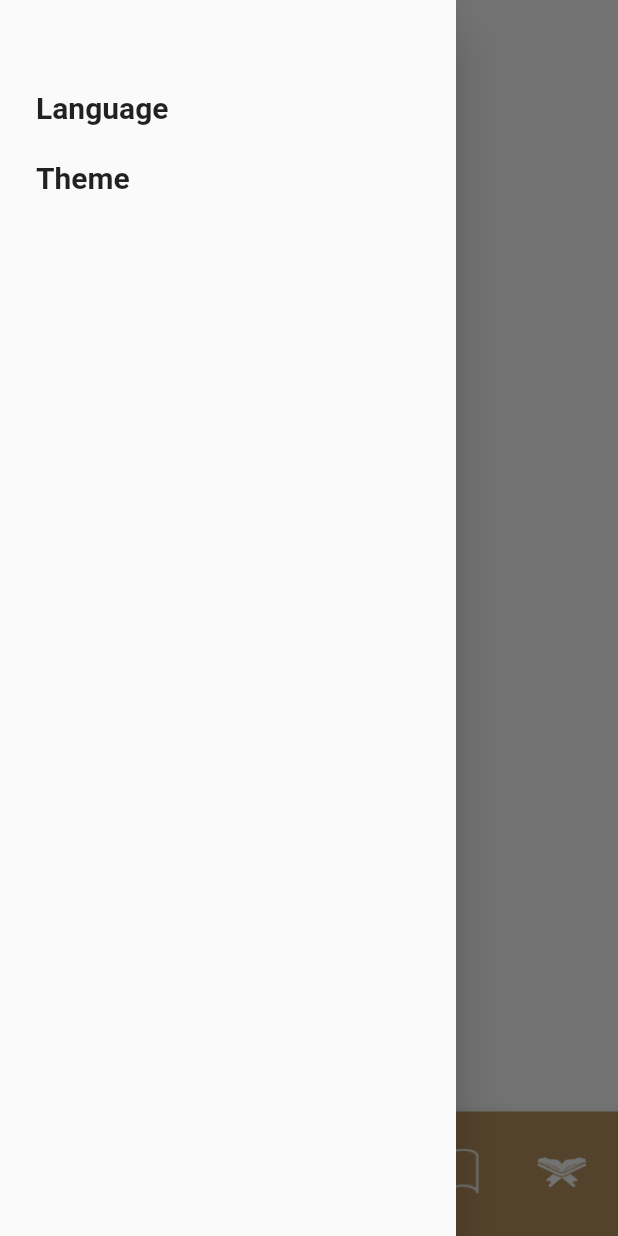
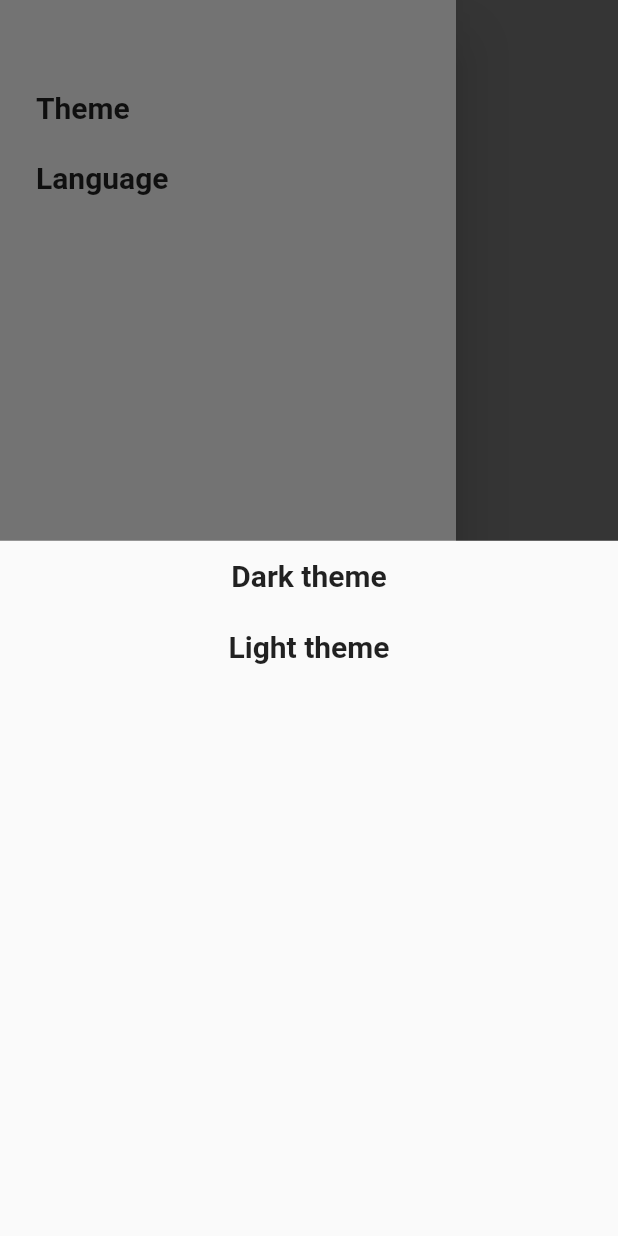
Before and after one commit to Youssef-Bassem/IslamiApp, a Flutter app: the screen it shows after launch, item 2 of the bottom bar chosen, in the side drawer, after a tap on "Theme", on a phone screen of 412 x 824 dp. Run offline on Flutter 3.47's test engine with Material 2 defaults, Android fonts, the phone set to English and light mode, and no system bars.

Commit message:
Added bottom sheet onTap of menu item

```diff
--- a/lib/SideMenu.dart
+++ b/lib/SideMenu.dart
@@ -1,7 +1,12 @@
 import 'package:flutter/cupertino.dart';
 import 'package:flutter/material.dart';
 
-class SideMenu extends StatelessWidget {
+class SideMenu extends StatefulWidget {
+  @override
+  _SideMenuState createState() => _SideMenuState();
+}
+
+class _SideMenuState extends State<SideMenu> {
   @override
   Widget build(BuildContext context) {
     return Drawer(
@@ -12,35 +17,54 @@ class SideMenu extends StatelessWidget {
           children: [
             InkWell(
               onTap: (){
-
+                changeTheme();
               },
-              child: Container(
-                padding: EdgeInsets.symmetric(vertical: 12),
-                child:Text("Language",
-                  style: TextStyle(
-                    fontSize: 20,
-                    fontWeight: FontWeight.bold
-                  ),
-                ),
-              ),
+              child: myContainer("Theme"),
             ),
             InkWell(
               onTap: (){
-
+                changeLanguage();
               },
-              child:Container(
-                padding: EdgeInsets.symmetric(vertical: 12),
-                child:Text("Theme",
-                  style: TextStyle(
-                      fontSize: 20,
-                      fontWeight: FontWeight.bold
-                  ),
-                ),
-              ),
+              child:myContainer("Language"),
             ),
           ],
         ),
       ),
     );
   }
+  Container myContainer(String itemName){
+    return Container(
+      padding: EdgeInsets.symmetric(vertical: 12),
+      child:Text(itemName,
+        style: TextStyle(
+            fontSize: 20,
+            fontWeight: FontWeight.bold
+        ),
+      ),
+    );
+  }
+  void changeTheme(){
+    showModalBottomSheet(context: context, builder: (builderContext){
+      return Container(
+        child:Column(
+          children: [
+            myContainer("Dark theme"),
+            myContainer("Light theme"),
+          ],
+        ),
+      );
+    });
+  }
+  void changeLanguage(){
+    showModalBottomSheet(context: context, builder: (builderContext){
+      return Container(
+        child:Column(
+          children: [
+            myContainer("English"),
+            myContainer("العربية"),
+          ],
+        ),
+      );
+    });
+  }
 }
--- a/lib/main.dart
+++ b/lib/main.dart
@@ -78,10 +78,7 @@ class _MyAppState extends State<MyApp> {
             });
           },
         ),
-
       ),
-
     );
-
   }
 }
```
